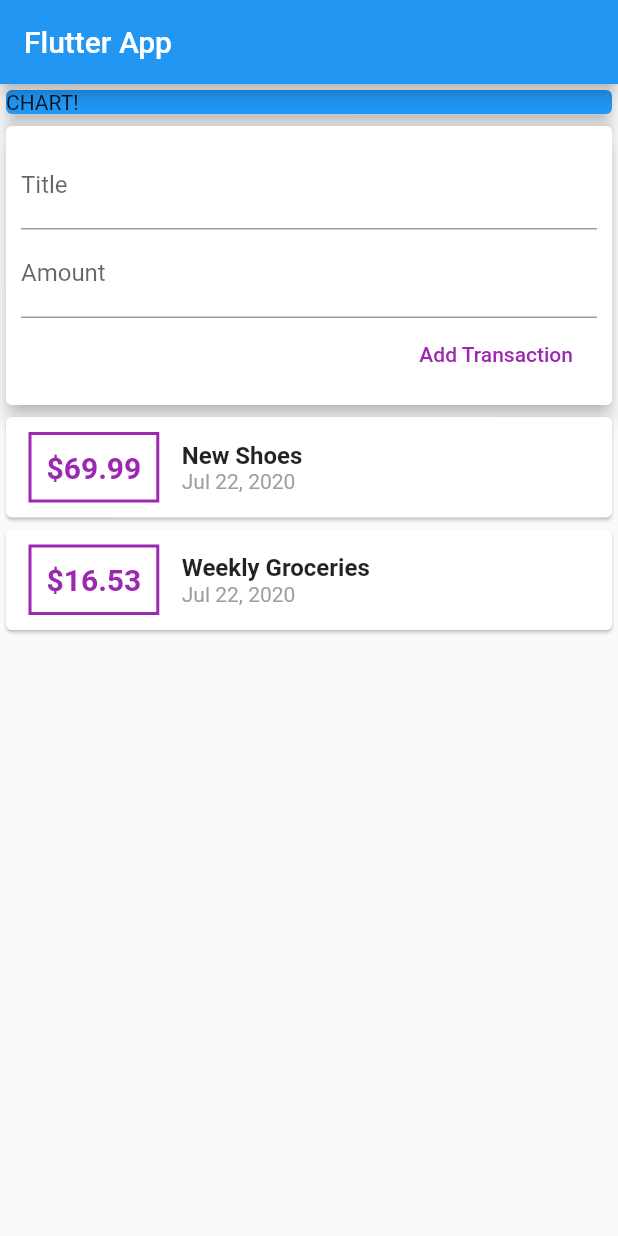
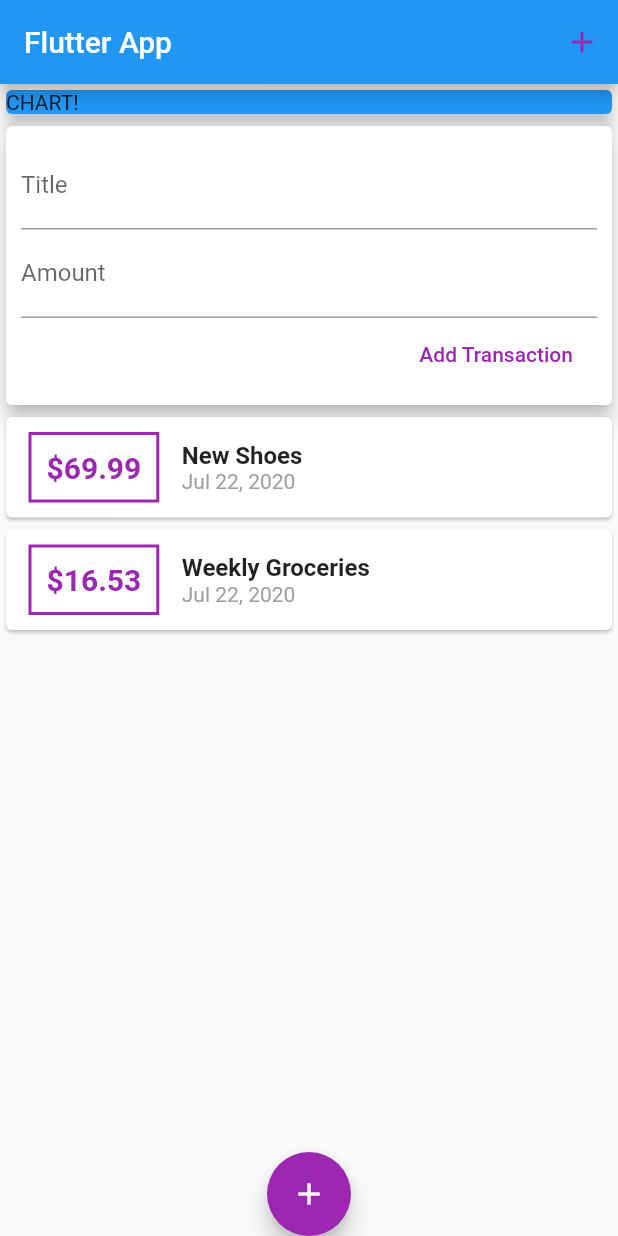
Before and after one commit to sarveshsrv/sherlock, a Flutter app: the screen it shows after launch, on a phone screen of 412 x 824 dp. Run offline on Flutter 3.47's test engine with Material 2 defaults, Android fonts, the phone set to English and light mode, and no system bars.

Commit message:
actions updated

```diff
--- a/lib/main.dart
+++ b/lib/main.dart
@@ -25,6 +25,13 @@ class MyHomePage extends StatelessWidget {
     return Scaffold(
       appBar: AppBar(
         title: Text('Flutter App'),
+        actions: <Widget>[
+          IconButton(
+            color: Colors.purple,
+            icon: Icon(Icons.add),
+            onPressed: () {},
+          ),
+        ],
       ),
       body: SingleChildScrollView(
         child: Column(
@@ -43,6 +50,12 @@ class MyHomePage extends StatelessWidget {
           ],
         ),
       ),
+      floatingActionButtonLocation: FloatingActionButtonLocation.centerDocked,
+      floatingActionButton: FloatingActionButton(
+        backgroundColor: Colors.purple,
+        child: Icon(Icons.add),
+        onPressed: () {},
+      ),
     );
   }
 }
```
